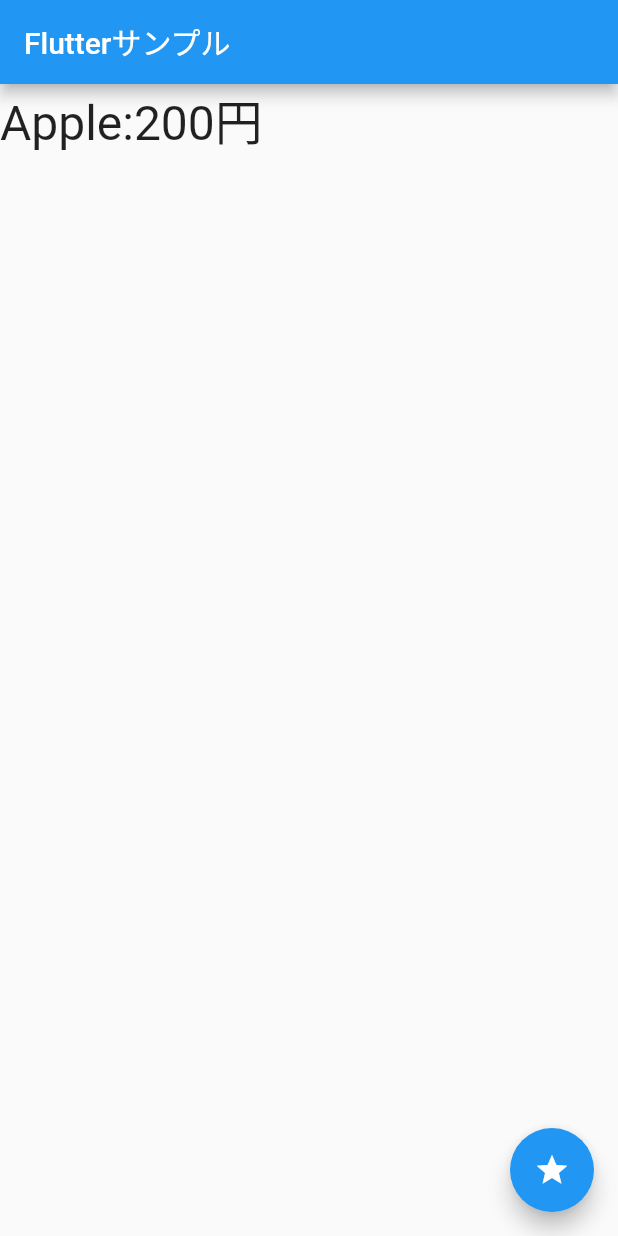
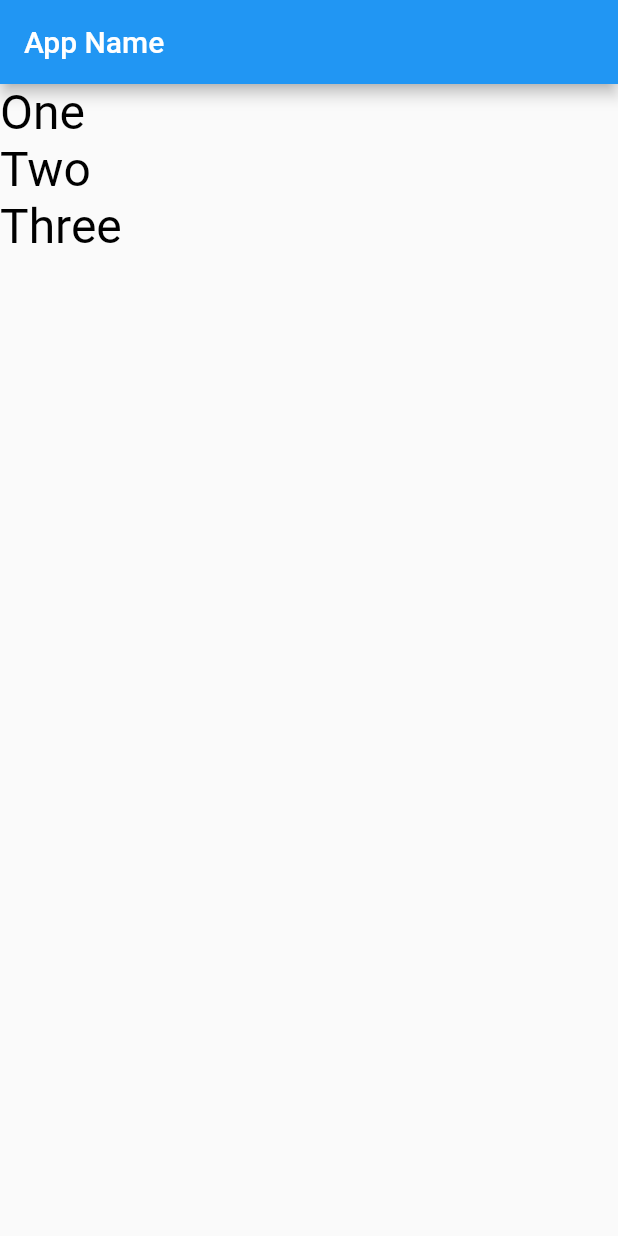
Before and after one commit to urayusuke/flutter_app, a Flutter app: the screen it shows after launch, on a phone screen of 412 x 824 dp. Run offline on Flutter 3.47's test engine with Material 2 defaults, Android fonts, the phone set to English and light mode, and no system bars.

Commit message:
main update

```diff
--- a/lib/main.dart
+++ b/lib/main.dart
@@ -1,103 +1,68 @@
 import 'package:flutter/material.dart';
 
 void main() {
-  runApp(MyApp());
+  runApp(new MyApp());
 }
 
 class MyApp extends StatelessWidget {
-  // This widget is the root of your application.
-  final title = 'Flutterサンプル';
-
   @override
   Widget build(BuildContext context) {
     return new MaterialApp(
-      title: 'Flutter Demo',
-      home: new MyHomePage(
-        title: this.title,
+      title: 'Generated App',
+      theme: new ThemeData(
+        primarySwatch: Colors.blue,
+        primaryColor: const Color(0xFF2196f3),
+        accentColor: const Color(0xFF2196f3),
+        canvasColor: const Color(0xFFfafafa),
       ),
-    );
-
-    return MaterialApp(
-      title: 'Flutter Demo',
-      theme: ThemeData(
-        // This is the theme of your application.
-        //
-        // Try running your application with "flutter run". You'll see the
-        // application has a blue toolbar. Then, without quitting the app, try
-        // changing the primarySwatch below to Colors.green and then invoke
-        // "hot reload" (press "r" in the console where you ran "flutter run",
-        // or simply save your changes to "hot reload" in a Flutter IDE).
-        // Notice that the counter didn't reset back to zero; the application
-        // is not restarted.
-        primarySwatch: Colors.blue,
-        // This makes the visual density adapt to the platform that you run
-        // the app on. For desktop platforms, the controls will be smaller and
-        // closer together (more dense) than on mobile platforms.
-        visualDensity: VisualDensity.adaptivePlatformDensity,
-      ),
-      home: MyHomePage(title: 'Flutterサンプルアプリ'),
+      home: new MyHomePage(),
     );
   }
 }
 
 class MyHomePage extends StatefulWidget {
-  MyHomePage({this.title}) : super();
-
-  final String title;
-
+  MyHomePage({Key key}) : super(key: key);
   @override
   _MyHomePageState createState() => new _MyHomePageState();
 }
 
-class Data {
-  int _price;
-  String _name;
-
-  Data(this._name, this._price) : super();
-
-  @override
-  String toString() {
-    return _name + ':' + _price.toString() + '円';
-  }
-}
-
 class _MyHomePageState extends State<MyHomePage> {
-  // サンプルデータ
-  static final _data = [
-    Data('Apple', 200),
-    Data('Orange', 150),
-    Data('Peach', 300)
-  ];
-  Data _item;
-
-  @override
-  void initState() {
-    super.initState();
-    _item = _data[0];
-  }
-
-  void _setData() {
-    setState(() {
-      _item = (_data..shuffle()).first;
-    });
-  }
-
   @override
   Widget build(BuildContext context) {
-    return Scaffold(
-      appBar: AppBar(
-        title: Text(widget.title),
+    return new Scaffold(
+      appBar: new AppBar(
+        title: new Text('App Name'),
       ),
-      body: Text(
-        _item.toString(),
-        style: TextStyle(fontSize: 32.0),
-      ),
-
-      floatingActionButton: FloatingActionButton(
-        onPressed: _setData,
-        tooltip: 'set message',
-        child: Icon(Icons.star),
-      ), // This trailing comma makes auto-formatting nicer for build methods.
+      body: new Column(
+          mainAxisAlignment: MainAxisAlignment.start,
+          mainAxisSize: MainAxisSize.max,
+          crossAxisAlignment: CrossAxisAlignment.start,
+          children: <Widget>[
+            Text(
+              "One",
+              style: TextStyle(
+                  fontSize: 32.0,
+                  color: const Color(0xFF000000),
+                  fontWeight: FontWeight.w400,
+                  fontFamily: "Roboto"),
+            ),
+            Text(
+              "Two",
+              style: TextStyle(
+                  fontSize: 32.0,
+                  color: const Color(0xFF000000),
+                  fontWeight: FontWeight.w400,
+                  fontFamily: "Roboto"),
+            ),
+            Text(
+              "Three",
+              style: TextStyle(
+                  fontSize: 32.0,
+                  color: const Color(0xFF000000),
+                  fontWeight: FontWeight.w400,
+                  fontFamily: "Roboto"),
+            ),
+          ]),
     );
   }
 }
```
